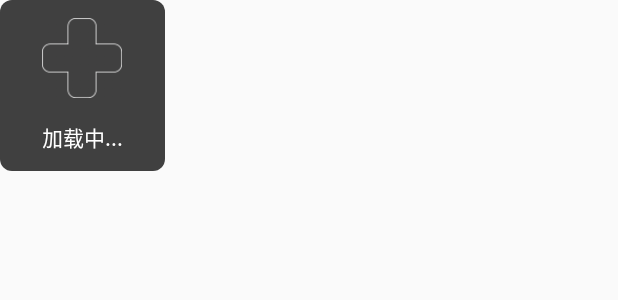
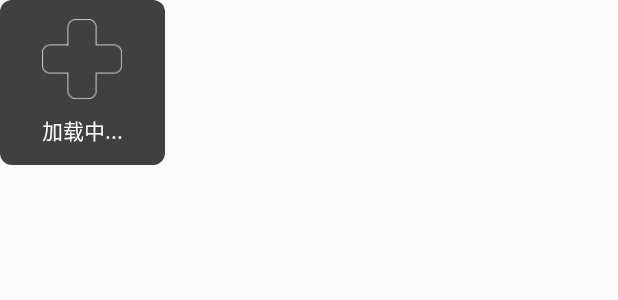
Before and after one commit to chenzj-king/Loading, an Android app: the layout dialog_loading.xml on its own in the app's theme, with its tools: preview values and no code run, on a phone screen of 412 x 824 dp. Shown: the top 300 px of the screen. Run offline under Robolectric (Android 15) with nearby library versions, the phone set to English and light mode, and no system bars.

Commit message:
1.调整居中的样式.

```diff
--- a/Library/build.gradle
+++ b/Library/build.gradle
@@ -39,7 +39,7 @@ publish {
     userOrg = 'chenzj-king'
     groupId = 'com.sq580.lib'
     artifactId = 'loading'
-    publishVersion = '1.0.3'
+    publishVersion = '1.0.4'
     desc = 'Oh hi, this is a nice description for a project, right?'
     website = 'https://github.com/chenzj-king/Loading'
     bintrayUser = bintrayUserVal
--- a/Library/src/main/res/layout/dialog_loading.xml
+++ b/Library/src/main/res/layout/dialog_loading.xml
@@ -1,5 +1,5 @@
 <?xml version="1.0" encoding="utf-8"?>
-<LinearLayout
+<RelativeLayout
     xmlns:android="http://schemas.android.com/apk/res/android"
     android:layout_width="wrap_content"
     android:layout_height="wrap_content"
@@ -11,10 +11,18 @@
     android:padding="12dp"
     >
 
+    <LinearLayout
+        android:layout_width="wrap_content"
+        android:layout_height="wrap_content"
+        android:layout_centerVertical="true"
+        android:orientation="vertical">
+
+
         <ImageView
             android:id="@+id/spinner_iv"
             android:layout_width="wrap_content"
             android:layout_height="wrap_content"
+            android:layout_gravity="center_horizontal"
             android:background="@drawable/ic_logo_loading"
             />
 
@@ -22,11 +30,14 @@
             android:id="@+id/tip_tv"
             android:layout_width="wrap_content"
             android:layout_height="wrap_content"
-        android:layout_alignBottom="@id/spinner_iv"
-        android:layout_marginTop="15dp"
+            android:layout_gravity="center_horizontal"
+            android:layout_marginTop="10dp"
+            android:maxWidth="150dp"
             android:text="加载中..."
             android:textColor="@android:color/white"
             android:textSize="14sp"
             />
+    </LinearLayout>
 
-</LinearLayout>
+
+</RelativeLayout>
```
Lines whose indentation alone changed are shown as unchanged.
